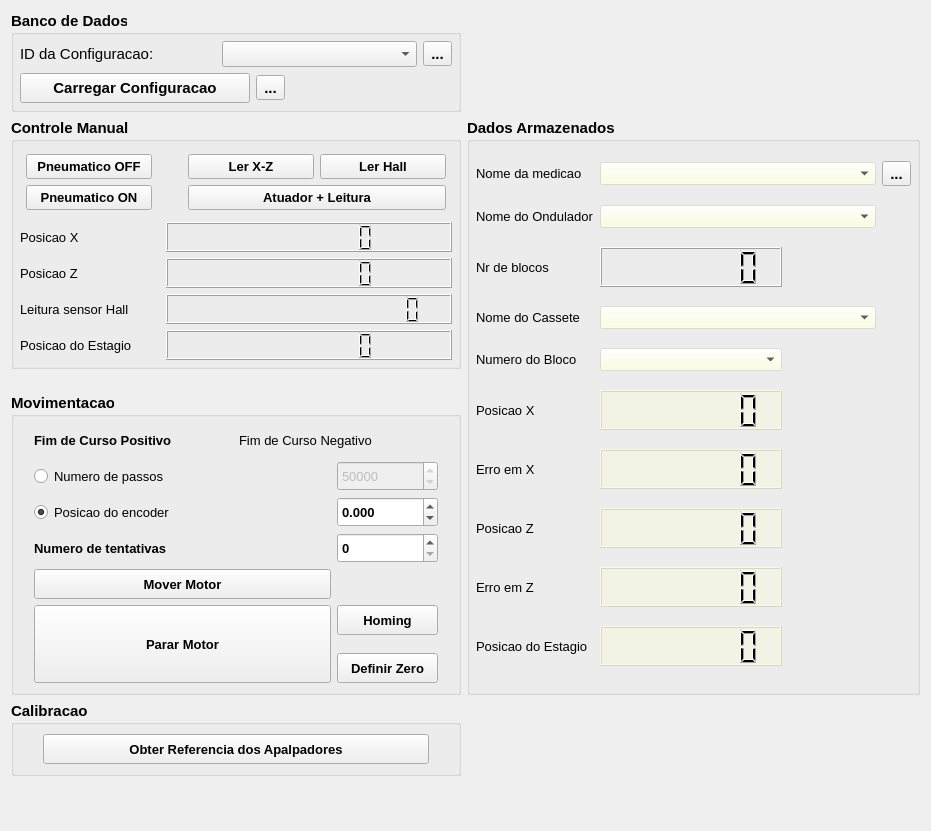
Old version of the form deltabench/gui/ui/measurementwidget.ui in the repository lnls-ima/delta-assembly-bench.
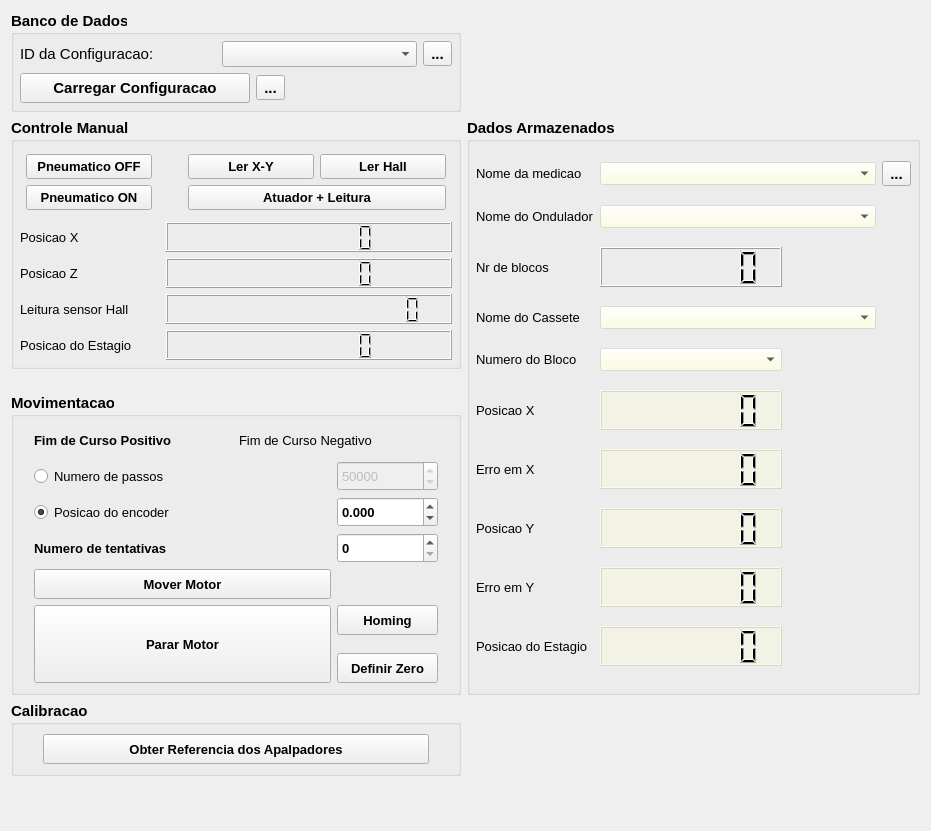
New version of the form. Icons and pictures are not drawn.

Commit message:
Prepare Scan and Control tabs for new features
Fix: replace 'Z' axis name by 'Y' in Scan and Control tabs.
Changes: Add new fields and buttons to Scan tab.

Diff of the .ui file:
```diff
--- a/deltabench/gui/ui/measurementwidget.ui
+++ b/deltabench/gui/ui/measurementwidget.ui
@@ -317,7 +317,7 @@
          </font>
         </property>
         <property name="text">
-         <string>Posicao Z</string>
+         <string>Posicao Y</string>
         </property>
        </widget>
       </item>
@@ -359,7 +359,7 @@
          </font>
         </property>
         <property name="text">
-         <string>Erro em Z</string>
+         <string>Erro em Y</string>
         </property>
        </widget>
       </item>
@@ -1322,7 +1322,7 @@
            </font>
           </property>
           <property name="text">
-           <string>Ler X-Z</string>
+           <string>Ler X-Y</string>
           </property>
          </widget>
         </item>
```
The commit also changes 1 other file.
